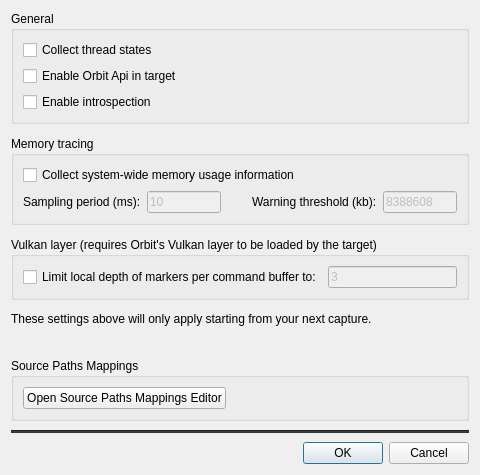
First picture: the form in src/OrbitQt/CaptureOptionsDialog.ui, repository google/orbit, before the edit.
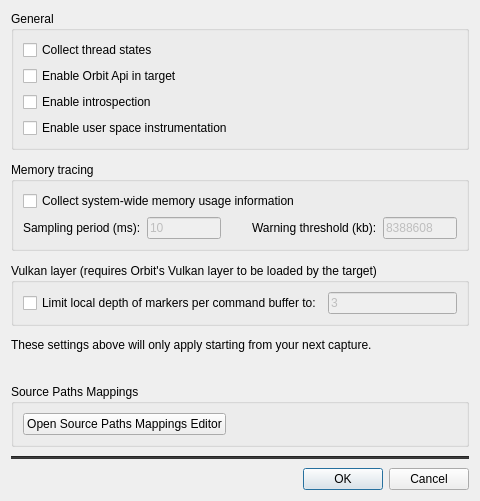
Second picture: the form after the edit.

Commit message:
Add checkbox in capture settings to turn on user space instrumentation.
Checkbox only shows up in devmode. Currently it does nothing - the
integration of user space instrumentation is not done yet.

The checkbox state is forwarded to 'enable_user_space_instrumentation' field
in the capture proto and therefore available in the service for later use.

Test: Merely manual - stickyness works, hiding in devmode works, the bit shows
      up in the service (tested with independently patched service).

```diff
--- a/src/OrbitQt/CaptureOptionsDialog.ui
+++ b/src/OrbitQt/CaptureOptionsDialog.ui
@@ -72,6 +72,16 @@
           </property>
          </widget>
         </item>
+        <item>
+         <widget class="QCheckBox" name="userspaceCheckBox">
+          <property name="text">
+           <string>Enable user space instrumentation</string>
+          </property>
+          <property name="visible">
+           <bool>false</bool>
+          </property>
+         </widget>
+        </item>		
        </layout>
       </widget>
      </item>
```
The commit also changes 12 other files.
